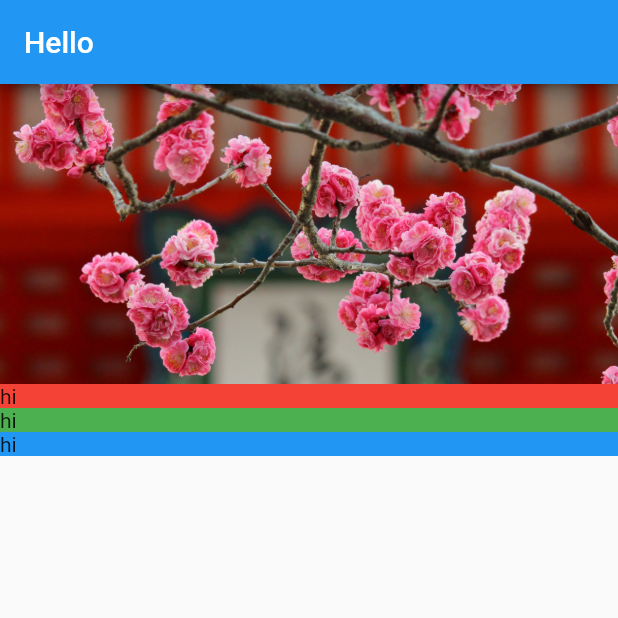
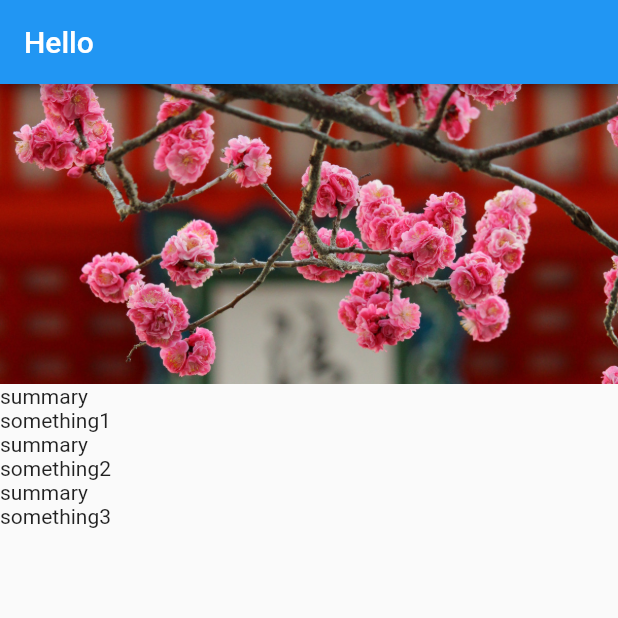
Before and after one commit to Annie-Huang/tourismandco, a Flutter app: the screen it shows after launch, on a phone screen of 412 x 824 dp, the top half of it. Run offline on Flutter 3.47's test engine with Material 2 defaults, Android fonts, the phone set to English and light mode, and no system bars.

Commit message:
Change to pass in two string into TextSection instead of a color

```diff
--- a/lib/screens/location_detail/location_detail.dart
+++ b/lib/screens/location_detail/location_detail.dart
@@ -17,9 +17,9 @@ class LocationDetail extends StatelessWidget {
         crossAxisAlignment: CrossAxisAlignment.stretch,
         children: [
           ImageBanner("assets/images/kiyomizu-dera.jpg"),
-          TextSection(Colors.red),
-          TextSection(Colors.green),
-          TextSection(Colors.blue)
+          TextSection("summary", "something1"),
+          TextSection("summary", "something2"),
+          TextSection("summary", "something3"),
         ]
       ),
     );
--- a/lib/screens/location_detail/text_section.dart
+++ b/lib/screens/location_detail/text_section.dart
@@ -1,21 +1,24 @@
 import 'package:flutter/material.dart';
 
 class TextSection extends StatelessWidget {
-  final Color _color;
+  final String _title;
+  final String _body;
 
 //  TextSection(Color color) {
 //    this._color = color;
 //  }
   // The below is is shorthand of above
-  TextSection(this._color);
+  TextSection(this._title, this._body);
 
   @override
   Widget build(BuildContext context) {
-    return Container(
-      decoration: BoxDecoration(
-        color: _color,
-      ),
-      child: Text('hi'),
+    return Column(
+      mainAxisAlignment: MainAxisAlignment.start,
+      crossAxisAlignment: CrossAxisAlignment.stretch,
+      children: [
+        Text(_title),
+        Text(_body),
+      ],
     );
   }
 }
```
